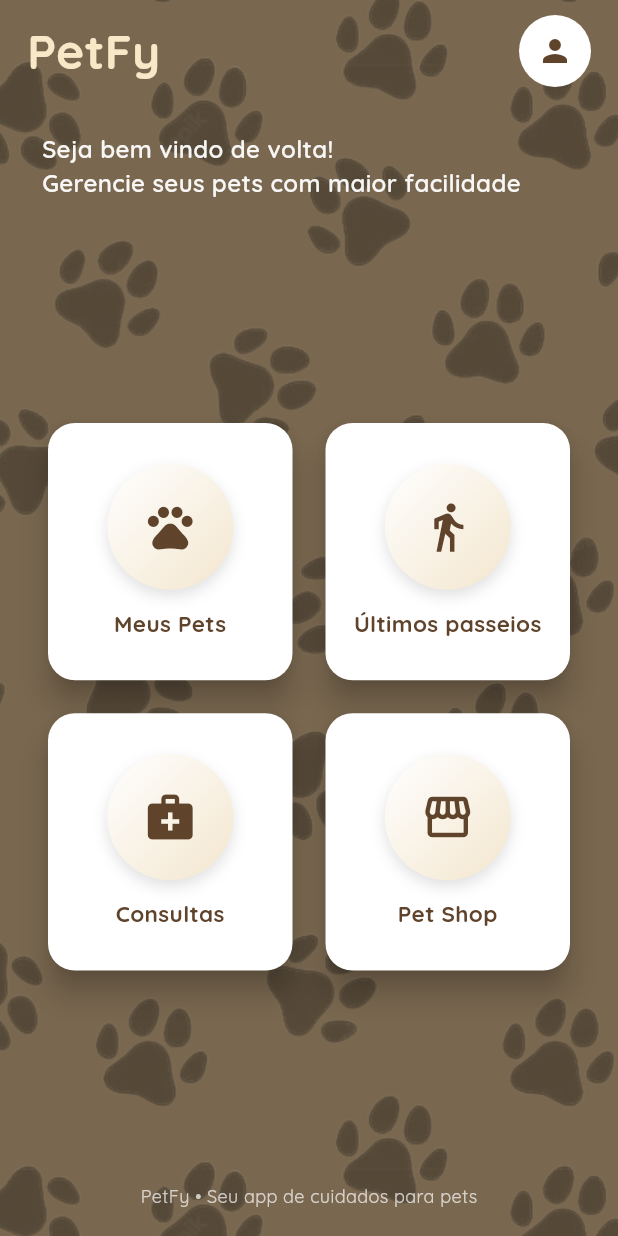
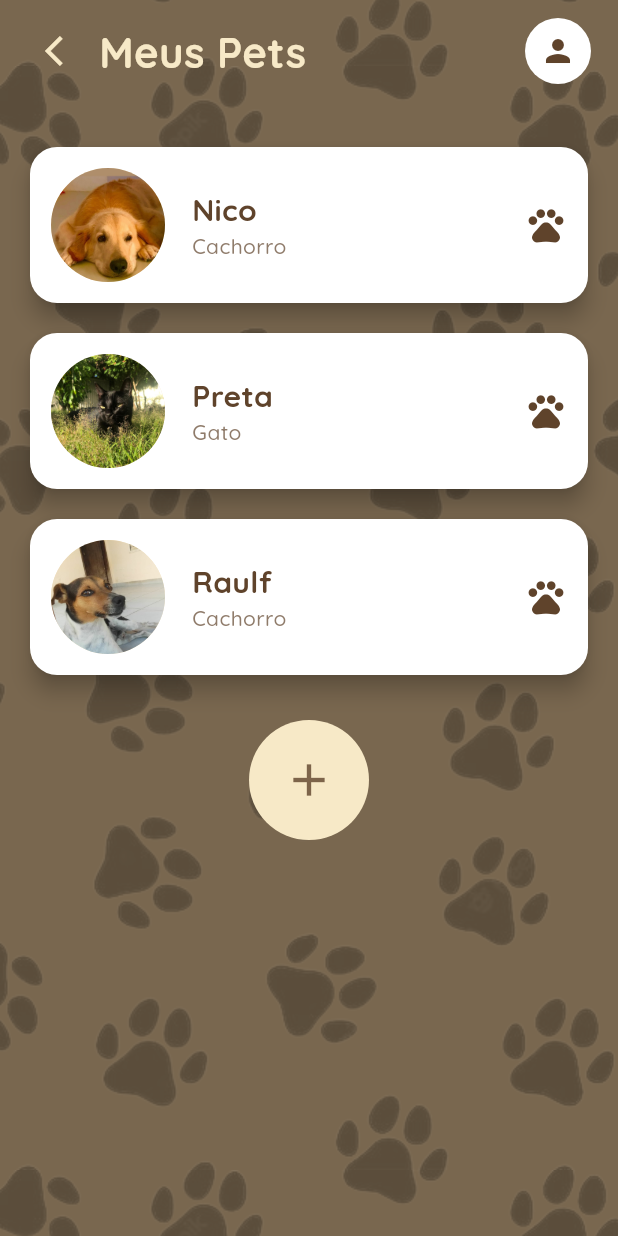
Before and after one commit to Dev-CaioMedeiros/Pets_App, a Flutter app: the HomePage screen opened directly, after a tap on "Meus Pets", on a phone screen of 412 x 824 dp. Run offline on Flutter 3.47's test engine with Material 3 defaults, Android fonts, the phone set to English and light mode, and no system bars; our stand-ins replace font_awesome_flutter, google_fonts, mask_text_input_formatter.

Commit message:
Add new funcitions

```diff
--- a/lib/home_page.dart
+++ b/lib/home_page.dart
@@ -1,5 +1,12 @@
 import 'package:flutter/material.dart';
 import 'package:google_fonts/google_fonts.dart';
+import 'package:font_awesome_flutter/font_awesome_flutter.dart';
+
+// importa as telas
+import 'meus_pets_page.dart';
+import 'ultimos_passeios_page.dart';
+import 'consultas_page.dart';
+import 'pet_shop_page.dart';
 
 class HomePage extends StatelessWidget {
   const HomePage({super.key});
@@ -7,29 +14,56 @@ class HomePage extends StatelessWidget {
   @override
   Widget build(BuildContext context) {
     // cores reaproveitadas
-    const bgBrown = Color(0xFF7A5E3E);
     const brandBrown = Color(0xFF5F432B);
     const accentBeige = Color(0xFFF7E9C7);
 
     final items = [
-      _MenuItem(icon: Icons.pets, label: 'Meus Pets', onTap: () {}),
-      _MenuItem(icon: Icons.directions_walk, label: 'Últimos passeios', onTap: () {}),
-      _MenuItem(icon: Icons.medical_services, label: 'Consultas', onTap: () {}),
-      _MenuItem(icon: Icons.storefront, label: 'Pet Shop', onTap: () {}),
+      _MenuItem(
+        icon: Icons.pets,
+        label: 'Meus Pets',
+        onTap: (context) => Navigator.push(
+          context,
+          MaterialPageRoute(builder: (_) => MeusPetsPage()),
+        ),
+      ),
+      _MenuItem(
+        icon: FontAwesomeIcons.dog,
+        label: 'Últimos passeios',
+        onTap: (context) => Navigator.push(
+          context,
+          MaterialPageRoute(builder: (_) => UltimosPasseiosPage()),
+        ),
+      ),
+      _MenuItem(
+        icon: Icons.medical_services,
+        label: 'Consultas',
+        onTap: (context) => Navigator.push(
+          context,
+          MaterialPageRoute(builder: (_) => ConsultasPage()),
+        ),
+      ),
+      _MenuItem(
+        icon: Icons.storefront,
+        label: 'Pet Shop',
+        onTap: (context) => Navigator.push(
+          context,
+          MaterialPageRoute(builder: (_) => PetShopPage()),
+        ),
+      ),
     ];
 
     return Scaffold(
-  body: Container(
-    decoration: BoxDecoration(
-          gradient: LinearGradient(
+      body: Container(
+        decoration: BoxDecoration(
+          gradient: const LinearGradient(
             colors: [
-              const Color.fromARGB(255, 121, 103, 79),
-              const Color.fromARGB(255, 121, 103, 79),
+              Color.fromARGB(255, 121, 103, 79),
+              Color.fromARGB(255, 121, 103, 79),
             ],
             begin: Alignment.topCenter,
             end: Alignment.bottomCenter,
           ),
-          image: DecorationImage(
+          image: const DecorationImage(
             image: AssetImage("assets/paws_pattern.png"),
             repeat: ImageRepeat.repeat,
             fit: BoxFit.none,
@@ -37,8 +71,8 @@ class HomePage extends StatelessWidget {
             opacity: 0.30,
           ),
         ),
-    child: SafeArea(
-      child: Column(
+        child: SafeArea(
+          child: Column(
             children: [
               // Topo com logo + avatar
               Padding(
@@ -51,7 +85,7 @@ class HomePage extends StatelessWidget {
                             fontSize: 32,
                             fontWeight: FontWeight.w800)),
                     const Spacer(),
-                    CircleAvatar(
+                    const CircleAvatar(
                       radius: 24,
                       backgroundColor: Colors.white,
                       child: Icon(Icons.person, color: brandBrown),
@@ -99,7 +133,7 @@ class HomePage extends StatelessWidget {
                           .map((i) => _ActionCard(
                                 icon: i.icon,
                                 label: i.label,
-                                onTap: i.onTap,
+                                onTap: () => i.onTap(context),
                               ))
                           .toList(),
                     ),
@@ -126,7 +160,7 @@ class HomePage extends StatelessWidget {
 class _MenuItem {
   final IconData icon;
   final String label;
-  final VoidCallback onTap;
+  final void Function(BuildContext context) onTap;
   _MenuItem({required this.icon, required this.label, required this.onTap});
 }
 
@@ -136,7 +170,7 @@ class _ActionCard extends StatefulWidget {
   final VoidCallback onTap;
 
   const _ActionCard(
-      {required this.icon, required this.label, required this.onTap});
+      {required this.icon, required this.label, required this.onTap, super.key});
 
   @override
   State<_ActionCard> createState() => _ActionCardState();
--- /dev/null
+++ b/lib/meus_pets_page.dart
@@ -0,0 +1,247 @@
+import 'package:flutter/material.dart';
+import 'package:google_fonts/google_fonts.dart';
+import 'pet_page.dart';
+
+class MeusPetsPage extends StatelessWidget {
+  final List<Map<String, String>> pets = [
+  {
+    "nome": "Nico",
+    "foto": "assets/nico.jpg",
+    "tipo": "Cachorro",
+    "idade": "1 ano",
+    "cor": "Caramelo",
+    "vacinas": "OK",
+    "sexo": "Macho"
+  },
+  {
+    "nome": "Preta",
+    "foto": "assets/preta.jpg",
+    "tipo": "Gato",
+    "idade": "2 anos",
+    "cor": "Preto",
+    "vacinas": "Em dia",
+    "sexo": "Fêmea"
+  },
+  {
+    "nome": "Raulf",
+    "foto": "assets/raulf.jpg",
+    "tipo": "Cachorro",
+    "idade": "3 anos",
+    "cor": "Marrom",
+    "vacinas": "OK",
+    "sexo": "Macho"
+  },
+];
+
+  @override
+  Widget build(BuildContext context) {
+    const brandBrown = Color(0xFF5F432B);
+    const accentBeige = Color(0xFFF7E9C7);
+
+    return Scaffold(
+      body: Container(
+        decoration: BoxDecoration(
+          gradient: const LinearGradient(
+            colors: [
+              Color.fromARGB(255, 121, 103, 79),
+              Color.fromARGB(255, 121, 103, 79),
+            ],
+            begin: Alignment.topCenter,
+            end: Alignment.bottomCenter,
+          ),
+          image: const DecorationImage(
+            image: AssetImage("assets/paws_pattern.png"),
+            repeat: ImageRepeat.repeat,
+            fit: BoxFit.none,
+            scale: 1,
+            opacity: 0.25,
+          ),
+        ),
+        child: SafeArea(
+          child: Column(
+            children: [
+              // Header
+              Padding(
+                padding: const EdgeInsets.symmetric(horizontal: 18.0, vertical: 10),
+                child: Row(
+                  children: [
+                    // Botão voltar
+                    IconButton(
+                      icon: Icon(Icons.arrow_back_ios, color: accentBeige),
+                      onPressed: () {
+                        Navigator.pop(context);
+                      },
+                    ),
+
+                    // Título
+                    Text(
+                      'Meus Pets',
+                      style: GoogleFonts.quicksand(
+                        color: accentBeige,
+                        fontSize: 28,
+                        fontWeight: FontWeight.w800,
+                      ),
+                    ),
+
+                    const Spacer(),
+
+                    // Avatar usuário
+                    CircleAvatar(
+                      radius: 22,
+                      backgroundColor: Colors.white,
+                      child: Icon(Icons.person, color: brandBrown),
+                    ),
+                  ],
+                ),
+              ),
+
+              const SizedBox(height: 20),
+
+              // Lista de pets
+              Expanded(
+                child: ListView.builder(
+                  padding: const EdgeInsets.symmetric(horizontal: 20),
+                  itemCount: pets.length + 1,
+                  itemBuilder: (context, index) {
+                    if (index == pets.length) {
+                      // Card para cadastrar novo pet (centralizado)
+                      return Center(
+                        child: _PetCard(
+                          isNew: true,
+                          brandBrown: brandBrown,
+                          accentBeige: accentBeige,
+                          onTap: () {},
+                        ),
+                      );
+                    }
+
+                    final pet = pets[index];
+                    return _PetCard(
+                      nome: pet["nome"]!,
+                      foto: pet["foto"]!,
+                      tipo: pet["tipo"]!,
+                      brandBrown: brandBrown,
+                      accentBeige: accentBeige,
+ onTap: () {
+  Navigator.push(
+    context,
+    MaterialPageRoute(
+      builder: (context) => PetPage(
+        nome: pet["nome"]!,
+        foto: pet["foto"]!,
+        tipo: pet["tipo"]!,
+        idade: pet["idade"]!,
+        cor: pet["cor"]!,
+        vacinas: pet["vacinas"]!,
+        sexo: pet["sexo"]!,
+      ),
+    ),
+  );
+},
+                    );
+                  },
+                ),
+              ),
+
+              const SizedBox(height: 10),
+            ],
+          ),
+        ),
+      ),
+    );
+  }
+}
+
+class _PetCard extends StatelessWidget {
+  final String? nome;
+  final String? foto;
+  final String? tipo;
+  final VoidCallback onTap;
+  final Color brandBrown;
+  final Color accentBeige;
+  final bool isNew;
+
+  const _PetCard({
+    this.nome,
+    this.foto,
+    this.tipo,
+    required this.onTap,
+    required this.brandBrown,
+    required this.accentBeige,
+    this.isNew = false,
+  });
+
+  @override
+  Widget build(BuildContext context) {
+    if (isNew) {
+      // Apenas o botão circular de adicionar
+      return Padding(
+        padding: const EdgeInsets.symmetric(vertical: 20),
+        child: GestureDetector(
+          onTap: onTap,
+          child: CircleAvatar(
+            radius: 40,
+            backgroundColor: accentBeige,
+            child: Icon(
+              Icons.add,
+              size: 36,
+              color: brandBrown.withOpacity(0.8),
+            ),
+          ),
+        ),
+      );
+    }
+
+    // Card normal de pet
+    return Padding(
+      padding: const EdgeInsets.symmetric(vertical: 10),
+      child: GestureDetector(
+        onTap: onTap,
+        child: Material(
+          elevation: 6,
+          borderRadius: BorderRadius.circular(18),
+          color: Colors.white,
+          child: Container(
+            padding: const EdgeInsets.all(14),
+            child: Row(
+              children: [
+                CircleAvatar(
+                  radius: 38,
+                  backgroundColor: accentBeige,
+                  backgroundImage: AssetImage(foto ?? "assets/pet.png"),
+                ),
+                const SizedBox(width: 18),
+
+                Expanded(
+                  child: Column(
+                    crossAxisAlignment: CrossAxisAlignment.start,
+                    children: [
+                      Text(
+                        nome ?? "",
+                        style: GoogleFonts.quicksand(
+                          fontSize: 20,
+                          fontWeight: FontWeight.w800,
+                          color: brandBrown,
+                        ),
+                      ),
+                      Text(
+                        tipo ?? "",
+                        style: GoogleFonts.quicksand(
+                          fontSize: 14,
+                          fontWeight: FontWeight.w500,
+                          color: brandBrown.withOpacity(0.7),
+                        ),
+                      ),
+                    ],
+                  ),
+                ),
+
+                Icon(Icons.pets, color: brandBrown, size: 28),
+              ],
+            ),
+          ),
+        ),
+      ),
+    );
+  }
+}
--- a/pubspec.yaml
+++ b/pubspec.yaml
@@ -32,6 +32,7 @@ dependencies:
     sdk: flutter
   mask_text_input_formatter: ^2.9.0
   google_fonts: ^6.2.1
+  font_awesome_flutter: ^10.7.0
 
   # The following adds the Cupertino Icons font to your application.
   # Use with the CupertinoIcons class for iOS style icons.
@@ -92,3 +93,6 @@ flutter:
 
   assets:
     - assets/paws_pattern.png
+    - assets/nico.jpg
+    - assets/preta.jpg
+    - assets/raulf.jpg
```
Also changed, not shown: lib/consultas_page.dart (added, +18 -0 lines), lib/pet_page.dart (added, +218 -0 lines), lib/pet_shop_page.dart (added, +18 -0 lines), lib/ultimos_passeios_page.dart (added, +18 -0 lines), assets/nico.jpg (added), assets/preta.jpg (added), assets/raulf.jpg (added).
